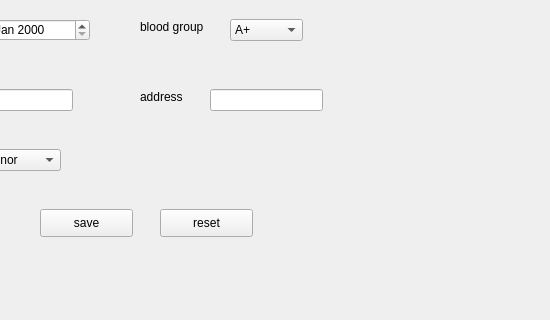
This is Forms/dashboard.ui in Arch-Frost/OneBlood as Qt 5 draws it before an edit; both pictures show x 250 to 800 and y 121 to 441 of the 800 by 600 pixel window. The edited form follows.
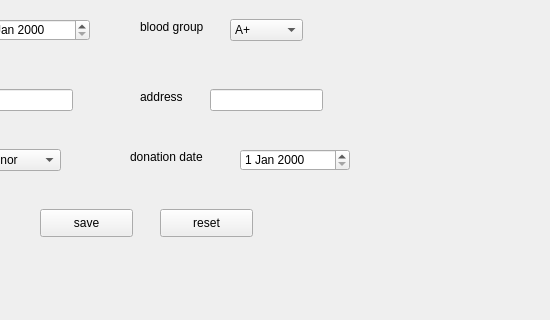
This is the edited form.

What changed in the file:
```diff
--- a/Forms/dashboard.ui
+++ b/Forms/dashboard.ui
@@ -257,6 +257,32 @@
        </property>
       </item>
      </widget>
+     <widget class="QLabel" name="registeruser_donationdate_label">
+      <property name="geometry">
+       <rect>
+        <x>270</x>
+        <y>260</y>
+        <width>101</width>
+        <height>16</height>
+       </rect>
+      </property>
+      <property name="text">
+       <string>donation date</string>
+      </property>
+     </widget>
+     <widget class="QDateEdit" name="registeruser_donationdate_textfield">
+      <property name="geometry">
+       <rect>
+        <x>380</x>
+        <y>260</y>
+        <width>110</width>
+        <height>22</height>
+       </rect>
+      </property>
+      <property name="acceptDrops">
+       <bool>false</bool>
+      </property>
+     </widget>
     </widget>
     <widget class="QWidget" name="manage_users">
      <widget class="QLabel" name="manageuser_label">
```
